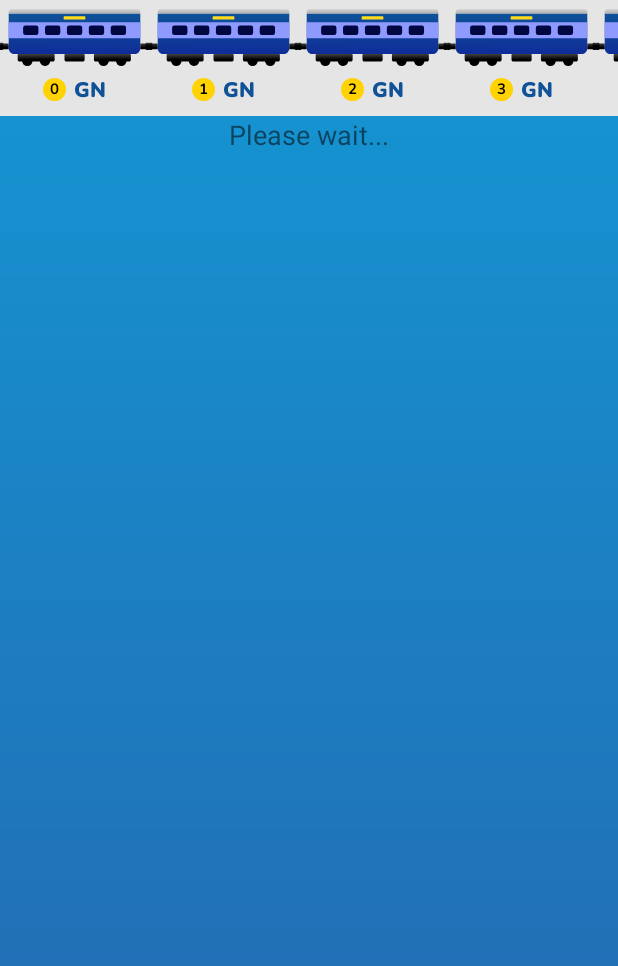
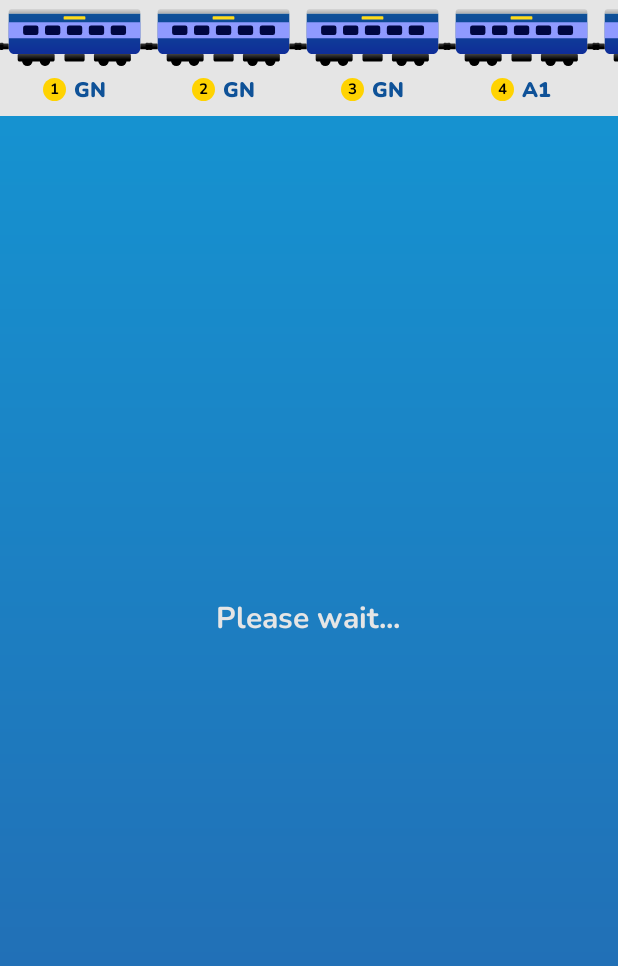
Before and after one commit to MeetSuthar278/Digi-Rail, an Android app: the MonitoringTrain screen opened directly, with no data from a screen before it, after a tap on "TODO", on a phone screen of 412 x 824 dp. Shown: the top 966 px of the screen. Run offline under Robolectric (Android 15) with nearby library versions, the phone set to English and light mode, and no system bars; Roboto replaces fonts that are not available here.

Commit message:
Updated Monitoring Fragment

```diff
--- a/app/src/main/java/com/example/myrail/MonitoringTrain.java
+++ b/app/src/main/java/com/example/myrail/MonitoringTrain.java
@@ -41,7 +41,8 @@ public class MonitoringTrain extends AppCompatActivity {
     private CoachListAdapter coachListAdapter;
     private ArrayList<CoachItem> coacharray;
     private RecyclerView coach_list;
-    private TextView mtr_data,mtr_dsp,waitTextView;
+    private TextView mtr_data, mtr_dsp, waitTextView;
+
     @Override
     protected void onCreate(Bundle savedInstanceState) {
         super.onCreate(savedInstanceState);
@@ -51,13 +52,15 @@ public class MonitoringTrain extends AppCompatActivity {
         mtr_dsp = findViewById(R.id.mtr_des);
         waitTextView = findViewById(R.id.waitTextView);
 
-        // Show "Please wait..." message
-        waitTextView.setVisibility(View.VISIBLE);
+
+
+        String[] coachid = {"GN","GN","GN","A1","A2","A3","B1","B2","B3","C1","C2","C3","GN","GN","GN"};
+        int[] imageResourceId = {R.drawable.test_3,R.drawable.t2,R.drawable.t3,R.drawable.t4,R.drawable.t5,R.drawable.test_3,R.drawable.t2,R.drawable.t3,R.drawable.t4,R.drawable.t5,R.drawable.test_3,R.drawable.t2,R.drawable.t3,R.drawable.t4,R.drawable.t5};
 
         coach_list = findViewById(R.id.coach_list);
         coacharray = new ArrayList<>();
-        for (int i=0; i<15; i++){
-            coacharray.add(new CoachItem(R.drawable.coachview, "GN",Integer.toString(i)));
+        for (int i = 0; i < 15; i++) {
+            coacharray.add(new CoachItem(R.drawable.coachview, coachid[i], Integer.toString(i+1)));
         }
 
 
@@ -70,23 +73,26 @@ public class MonitoringTrain extends AppCompatActivity {
         coachListAdapter.setOnItemClickListener(new CoachListAdapter.OnItemClickListener() {
             @Override
             public void onItemClick(View view, int position) {
-                CoachItem clickedItem = coacharray.get(position);
-                int per = position+80;
-                //int ppl = position*5 + 100;
+
+                mtr_data.setVisibility(View.GONE);
+                mtr_dsp.setVisibility(View.GONE);
+                waitTextView.setVisibility(View.VISIBLE);
                 String cch = "GN";
-                String strper = Integer.toString(per);
 
-               // mtr_dsp.setText("Approximately "+ppl+" people are present in "+cch+" coach");
-
-                int imageResourceId = R.drawable.test_3;
-
-                // Convert drawable to byte array
-                Bitmap bitmap = BitmapFactory.decodeResource(getResources(), imageResourceId);
+                Bitmap bitmap = BitmapFactory.decodeResource(getResources(), imageResourceId[position]);
                 ByteArrayOutputStream outputStream = new ByteArrayOutputStream();
                 bitmap.compress(Bitmap.CompressFormat.PNG, 100, outputStream);
                 byte[] byteArray = outputStream.toByteArray();
 
-                // Create OkHttpClient instance
+                makeapirequest(byteArray,cch);
+            }
+
+        });
+
+
+    }
+
+    private void makeapirequest(byte[] byteArray,String cch){
     OkHttpClient client = new OkHttpClient.Builder()
             .connectTimeout(30, TimeUnit.SECONDS) // Increase connect timeout
             .readTimeout(30, TimeUnit.SECONDS) // Increase read timeout
@@ -96,7 +102,7 @@ public class MonitoringTrain extends AppCompatActivity {
     // Create request body
     RequestBody requestBody = new MultipartBody.Builder()
             .setType(MultipartBody.FORM)
-                        .addFormDataPart("image", "test_3.jpeg", RequestBody.create(MediaType.parse("image/jpeg"), byteArray,0, byteArray.length))
+            .addFormDataPart("image", "test_3.jpeg", RequestBody.create(MediaType.parse("image/jpeg"), byteArray, 0, byteArray.length))
             .build();
 
     // Create POST request
@@ -105,14 +111,16 @@ public class MonitoringTrain extends AppCompatActivity {
             .post(requestBody)
             .build();
 
-                client.newCall(request).enqueue(new Callback() {
+                client.newCall(request).
+
+    enqueue(new Callback() {
         @Override
-                    public void onFailure(Call call, IOException e) {
+        public void onFailure (Call call, IOException e){
             e.printStackTrace();
         }
 
         @Override
-                    public void onResponse(Call call, Response response) throws IOException {
+        public void onResponse (Call call, Response response) throws IOException {
             if (response.isSuccessful()) {
                 String responseBody = response.body().string();
                 Log.d(TAG, "Response: " + responseBody);
@@ -123,12 +131,17 @@ public class MonitoringTrain extends AppCompatActivity {
 
                     // Calculate percentage
                     double percentage = (double) count / DEFAULT_TOTAL * 100;
+                    Log.d("percentage", "onResponse: " + percentage);
+                    int per = (int) percentage;
+                    Log.d("percentage", "onResponse: " + per);
+                    runOnUiThread(() -> {
 
-                                runOnUiThread(() -> {
                         // Display the percentage on the TextView
                         waitTextView.setVisibility(View.GONE);
-                                    mtr_data.setText(percentage + "%");
-                                    mtr_dsp.setText("Approximately "+count+" people are present in "+cch+" coach");
+                        mtr_data.setVisibility(View.VISIBLE);
+                        mtr_dsp.setVisibility(View.VISIBLE);
+                        mtr_data.setText(per + "%");
+                        mtr_dsp.setText("Approximately " + count + " people are present in " + cch + " coach");
                     });
                 } catch (JSONException e) {
                     e.printStackTrace();
@@ -139,10 +152,5 @@ public class MonitoringTrain extends AppCompatActivity {
             }
         }
     });
-
-            }
-
-        });
-
 }
 }
--- a/app/src/main/res/layout/activity_monitoring_train.xml
+++ b/app/src/main/res/layout/activity_monitoring_train.xml
@@ -14,17 +14,17 @@
         android:layout_height="wrap_content"
         android:background="@color/grey"
         android:orientation="horizontal"/>
+
     <TextView
         android:id="@+id/waitTextView"
         android:layout_width="wrap_content"
-        android:layout_centerHorizontal="true"
-        android:layout_centerVertical="true"
         android:layout_height="wrap_content"
-        android:layout_below="@+id/coach_list"
-        android:layout_gravity="center"
+        android:fontFamily="@font/nunito_bold"
+        android:layout_centerInParent="true"
+        android:textColor="@color/grey"
         android:text="Please wait..."
         android:visibility="gone"
-        android:textSize="18sp"/>
+        android:textSize="20dp"/>
 
     <TextView
         android:id="@+id/mtr_data"
```
Also changed, not shown: app/src/main/java/com/example/myrail/MainActivity.java (+1 -7 lines), app/src/main/java/com/example/myrail/TrackingFragment.java (+36 -7 lines), app/src/main/res/drawable/t2.jpg (added), app/src/main/res/drawable/t3.jpg (added), app/src/main/res/drawable/t4.jpg (added), app/src/main/res/drawable/t5.jpg (added). Lines whose indentation alone changed are shown as unchanged.
